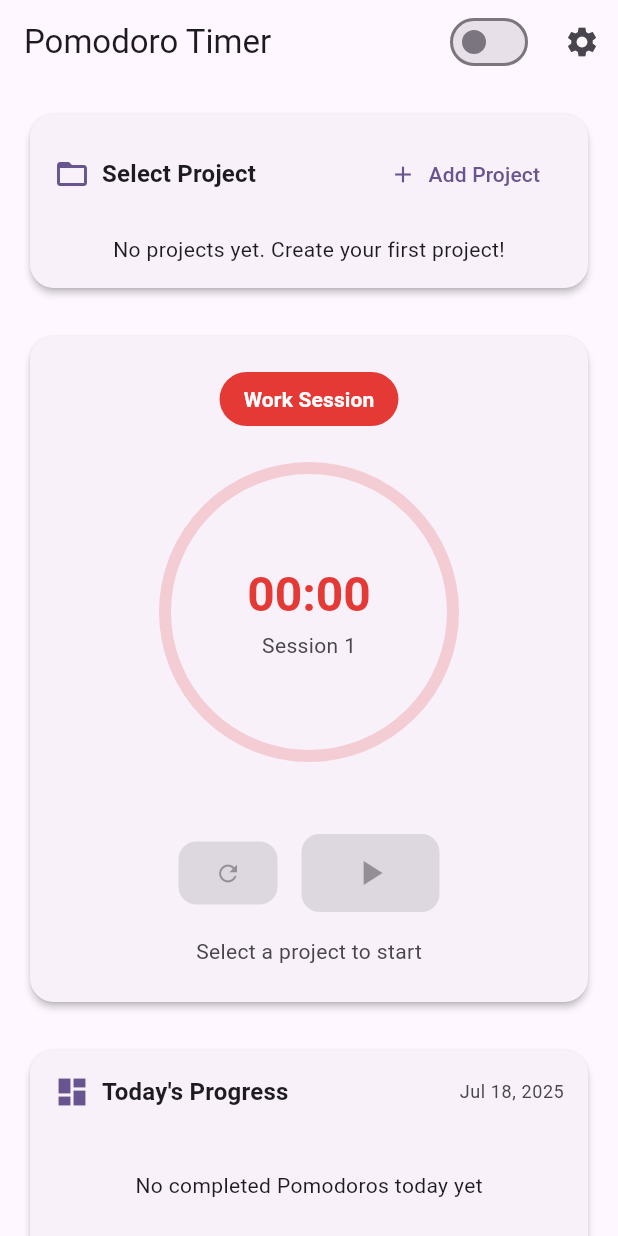
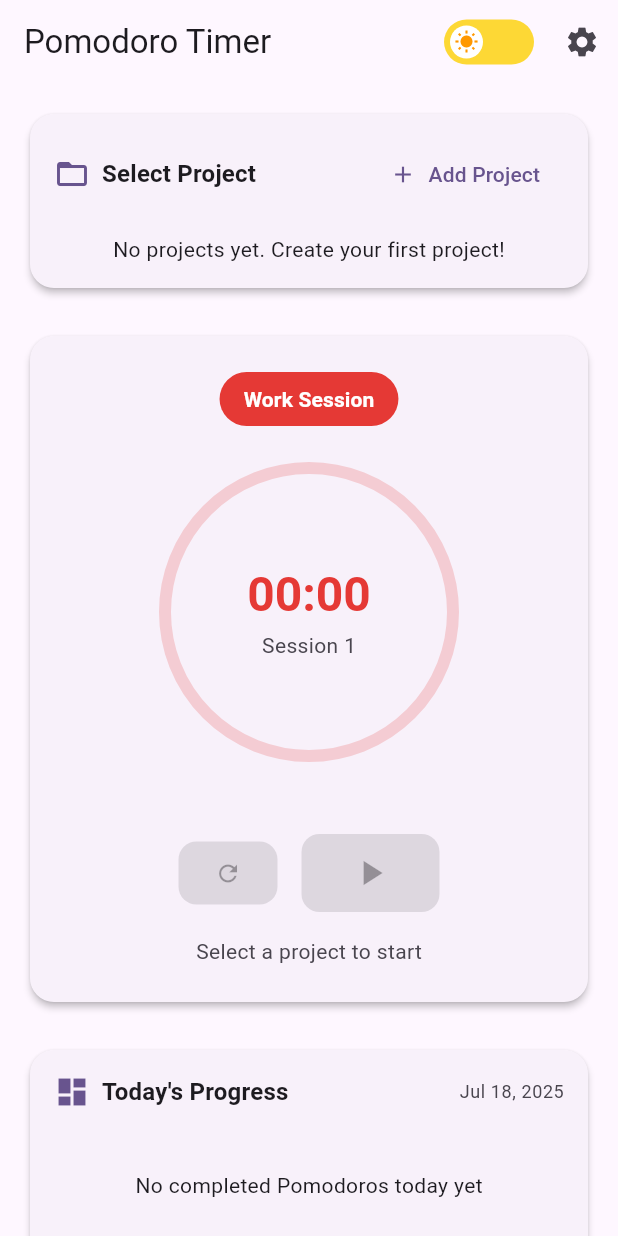
Before and after one commit to Mortezayazdanich/Pomodoro_timer, a Flutter app: the screen it shows after launch, on a phone screen of 412 x 824 dp. Run offline on Flutter 3.47's test engine with Material 3 defaults, Android fonts, the phone set to English and light mode, and no system bars; our stand-ins replace flutter_riverpod, flutter_switch, hive, hive_flutter, shared_preferences; accounts and stored records are empty.

Commit message:
Fix theme toggle functionality and persistence

```diff
--- a/lib/widgets/theme_toggle.dart
+++ b/lib/widgets/theme_toggle.dart
@@ -1,6 +1,8 @@
 import 'package:flutter/material.dart';
 import 'package:flutter_riverpod/flutter_riverpod.dart';
+import 'package:flutter_switch/flutter_switch.dart';
 import '../providers/providers.dart';
+
 
 class ThemeToggle extends ConsumerWidget {
   const ThemeToggle({super.key});
@@ -9,12 +11,52 @@ class ThemeToggle extends ConsumerWidget {
   Widget build(BuildContext context, WidgetRef ref) {
     final themeMode = ref.watch(themeModeProvider);
 
-    return Switch(
-      value: themeMode == ThemeMode.dark,
-      onChanged: (isDark) {
-        ref.read(themeModeProvider.notifier)
-           .setThemeMode(isDark ? ThemeMode.dark : ThemeMode.light);
+    bool isDarkMode;
+    if (themeMode == ThemeMode.dark) {
+      isDarkMode = true;
+    } else if (themeMode == ThemeMode.light) {
+      isDarkMode = false;
+    } else {
+      isDarkMode = MediaQuery.platformBrightnessOf(context) == Brightness.dark;
+    }
+
+    return GestureDetector(
+      onTap: () {
+        ref.read(themeModeProvider.notifier).state =
+            isDarkMode ? ThemeMode.light : ThemeMode.dark;
       },
+      child: AnimatedContainer(
+        duration: const Duration(milliseconds: 300),
+        width: 60,
+        height: 30,
+        padding: const EdgeInsets.symmetric(horizontal: 4),
+        decoration: BoxDecoration(
+          borderRadius: BorderRadius.circular(20),
+          color: isDarkMode ? Colors.black87 : Colors.yellow[600],
+        ),
+        child: Stack(
+          children: [
+            AnimatedAlign(
+              duration: const Duration(milliseconds: 300),
+              alignment:
+                  isDarkMode ? Alignment.centerRight : Alignment.centerLeft,
+              child: Container(
+                width: 22,
+                height: 22,
+                decoration: const BoxDecoration(
+                  shape: BoxShape.circle,
+                  color: Colors.white,
+                ),
+                child: Icon(
+                  isDarkMode ? Icons.nightlight_round : Icons.wb_sunny,
+                  size: 16,
+                  color: isDarkMode ? Colors.indigo : Colors.orange,
+                ),
+              ),
+            ),
+          ],
+        ),
+      ),
     );
   }
 }
--- a/pubspec.yaml
+++ b/pubspec.yaml
@@ -30,6 +30,8 @@ environment:
 dependencies:
   flutter:
     sdk: flutter
+
+  flutter_switch: ^0.3.2
 
   # The following adds the Cupertino Icons font to your application.
   # Use with the CupertinoIcons class for iOS style icons.
```
Also changed, not shown: lib/widgets/settings_widget.dart (+26 -1 lines), pubspec.lock.
